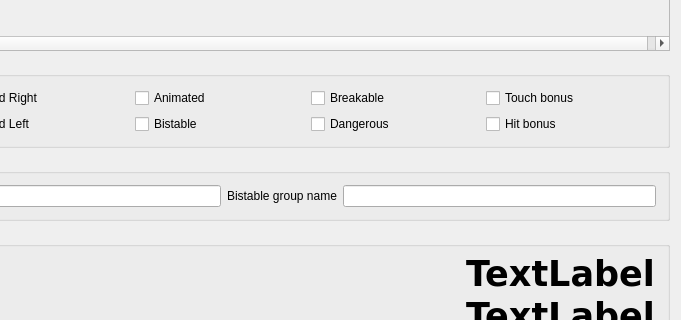
The window that tileEdit/CMainWindow.ui (clebail/tilegame) describes before a commit, drawn with Qt 5; both pictures show x 241 to 922 and y 87 to 407 of the 922 by 529 pixel window.
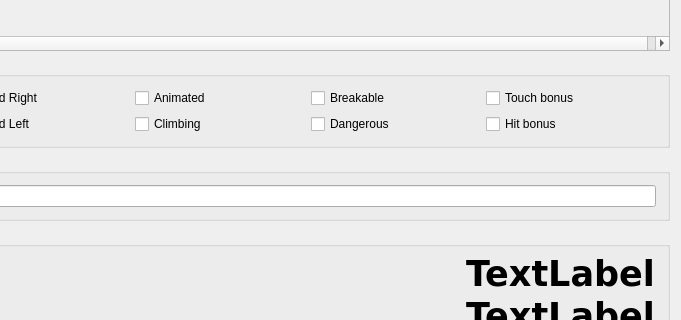
The same window after the commit. Custom widgets are drawn as their Qt base class.

What changed in the file:
```diff
--- a/tileEdit/CMainWindow.ui
+++ b/tileEdit/CMainWindow.ui
@@ -83,7 +83,7 @@
        <item row="1" column="2">
         <widget class="QCheckBox" name="cbBistable">
          <property name="text">
-          <string>Bistable</string>
+          <string>Climbing</string>
          </property>
         </widget>
        </item>
@@ -127,16 +127,6 @@
        <item>
         <widget class="QLineEdit" name="txtAnimatedGroupeName"/>
        </item>
-       <item>
-        <widget class="QLabel" name="label_3">
-         <property name="text">
-          <string>Bistable group name</string>
-         </property>
-        </widget>
-       </item>
-       <item>
-        <widget class="QLineEdit" name="txtBisatbleGroupName"/>
-       </item>
       </layout>
      </widget>
     </item>
```
Left out of the diff: 2 changed lines with no effect on the pictures.
